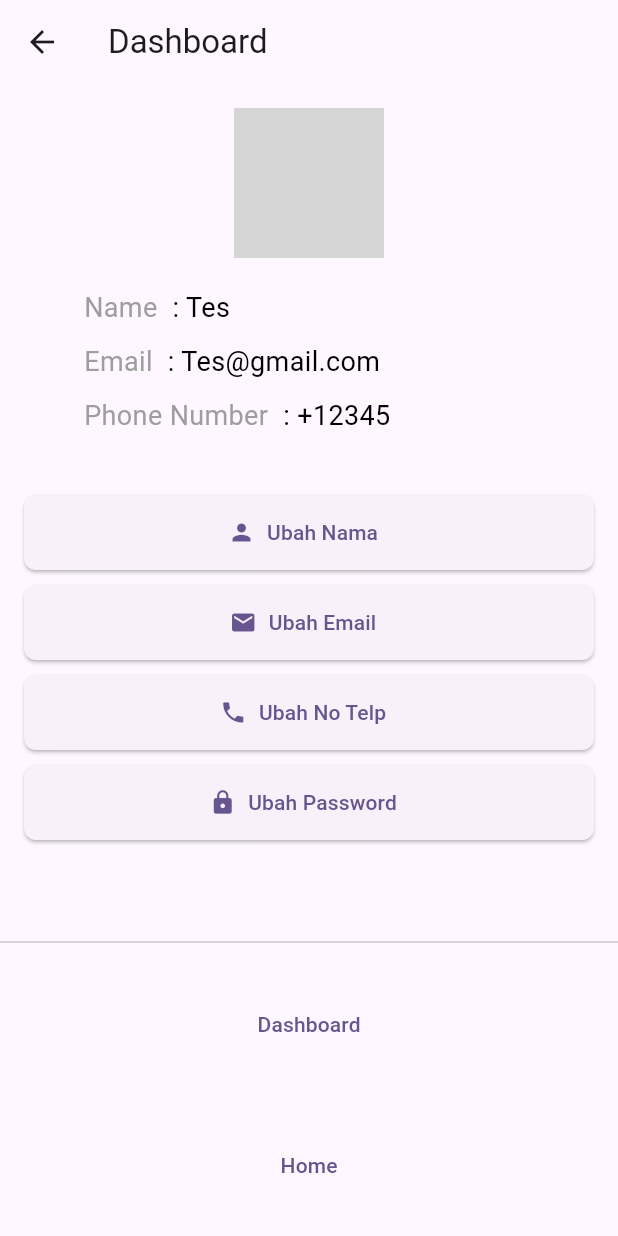
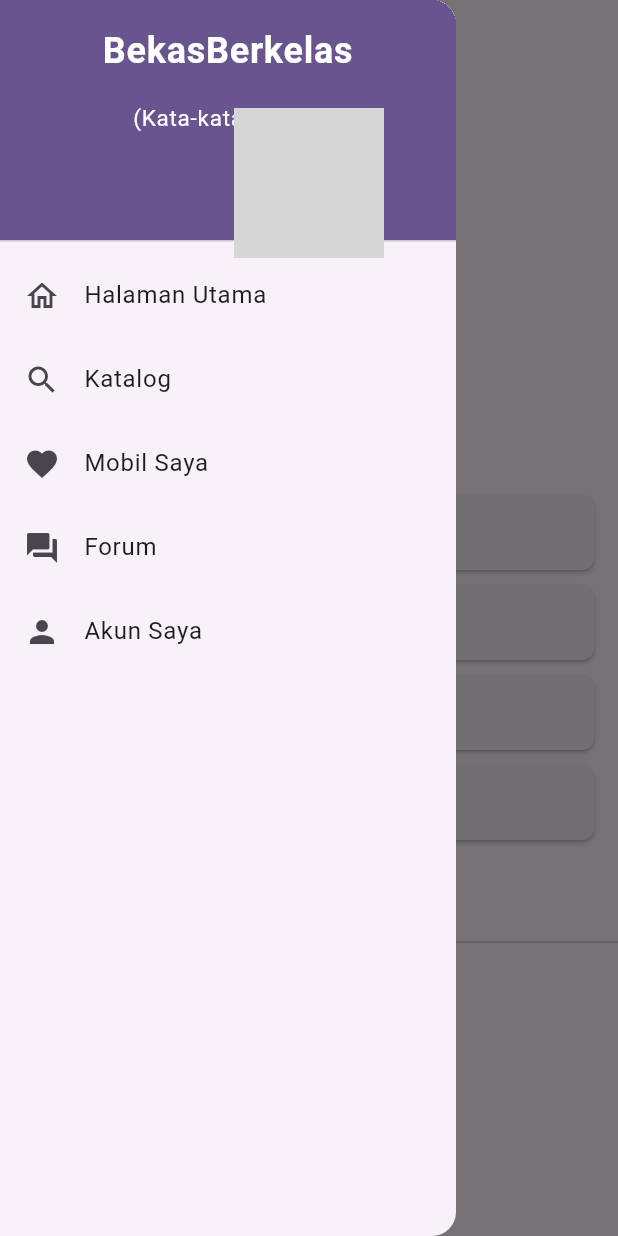
Before and after one commit to PBP-Ganjil-2024-2025-D12/BekasBerkelasMobile, a Flutter app: the DashboardPage screen opened directly, with the side drawer open (before the commit the screen has no drawer), on a phone screen of 412 x 824 dp. Run offline on Flutter 3.47's test engine with Material 3 defaults, Android fonts, the phone set to English and light mode, and no system bars; missing offline and left inert: screens, wishlist; network calls fail; grey boxes are pictures that could not be loaded.

Commit message:
add drawer

```diff
--- a/lib/main.dart
+++ b/lib/main.dart
@@ -1,3 +1,4 @@
+import 'package:bekas_berkelas_mobile/widgets/left_drawer.dart';
 import 'package:flutter/material.dart';
 import 'authentication/screen/login_screen.dart';
 
@@ -47,6 +48,7 @@ class _MyHomePageState extends State<MyHomePage> {
         backgroundColor: Theme.of(context).colorScheme.inversePrimary,
         title: Text(widget.title),
       ),
+      drawer: const LeftDrawer(),
       body: Center(
         child: Column(
           mainAxisAlignment: MainAxisAlignment.center,
--- a/lib/user_dashboard/screen/dashboard.dart
+++ b/lib/user_dashboard/screen/dashboard.dart
@@ -1,3 +1,4 @@
+import 'package:bekas_berkelas_mobile/widgets/left_drawer.dart';
 import 'package:flutter/material.dart';
 import 'change_name.dart';
 import 'change_email.dart';
@@ -16,6 +17,7 @@ class DashboardPage extends StatelessWidget {
       appBar: AppBar(
         title: Text('Dashboard'),
       ),
+      drawer: const LeftDrawer(),
       body: Column(
         children: [
           Expanded(
--- /dev/null
+++ b/lib/widgets/left_drawer.dart
@@ -0,0 +1,95 @@
+import 'package:bekas_berkelas_mobile/main.dart';
+import 'package:bekas_berkelas_mobile/user_dashboard/screen/dashboard.dart';
+import 'package:flutter/material.dart';
+
+
+class LeftDrawer extends StatelessWidget {
+  const LeftDrawer({super.key});
+
+  @override
+  Widget build(BuildContext context) {
+    return Drawer(
+      child: ListView(
+        children: [
+          DrawerHeader(
+            decoration: BoxDecoration(
+              color: Theme.of(context).colorScheme.primary,
+            ),
+            child: const Column(
+              children: [
+                Text(
+                  'BekasBerkelas',
+                  textAlign: TextAlign.center,
+                  style: TextStyle(
+                    fontSize: 24,
+                    fontWeight: FontWeight.bold,
+                    color: Colors.white,
+                  ),
+                ),
+                Padding(padding: EdgeInsets.all(8)),
+                Text(
+                  "(Kata-kata disini!)",
+                  textAlign: TextAlign.center,
+                  style: TextStyle(
+                    fontSize: 15,
+                    color: Colors.white,
+                    fontWeight: FontWeight.normal
+                  ),
+                ),
+              ],
+            ),
+          ),
+          ListTile(
+            leading: const Icon(Icons.home_outlined),
+            title: const Text('Halaman Utama'),
+            // Bagian redirection ke MyHomePage
+            onTap: () {
+              Navigator.pushReplacement(
+                context,
+                MaterialPageRoute(
+                  builder: (context) => const MyHomePage(title: 'Home'),
+                ));
+            },
+          ),
+          ListTile(
+            leading: const Icon(Icons.search),
+            title: const Text('Katalog'),
+            // Bagian redirection ke MoodEntryFormPage
+            onTap: () {
+
+
+            },
+          ),
+          ListTile(
+            leading: const Icon(Icons.favorite),
+            title: const Text('Mobil Saya'),
+            onTap: () {
+
+
+            },
+          ),
+          ListTile(
+            leading: const Icon(Icons.forum),
+            title: const Text('Forum'),
+            onTap: () {
+
+
+            },
+          ),
+          ListTile(
+            leading: const Icon(Icons.person),
+            title: const Text('Akun Saya'),
+            onTap: () {
+              Navigator.pushReplacement(
+                context,
+                MaterialPageRoute(
+                  builder: (context) => DashboardPage(),
+                ));
+
+            },
+          ),
+        ],
+      ),
+    );
+  }
+}
```
